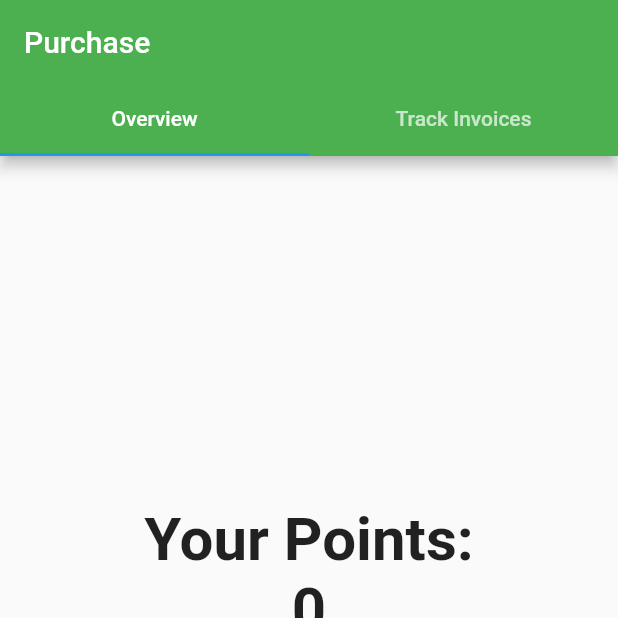
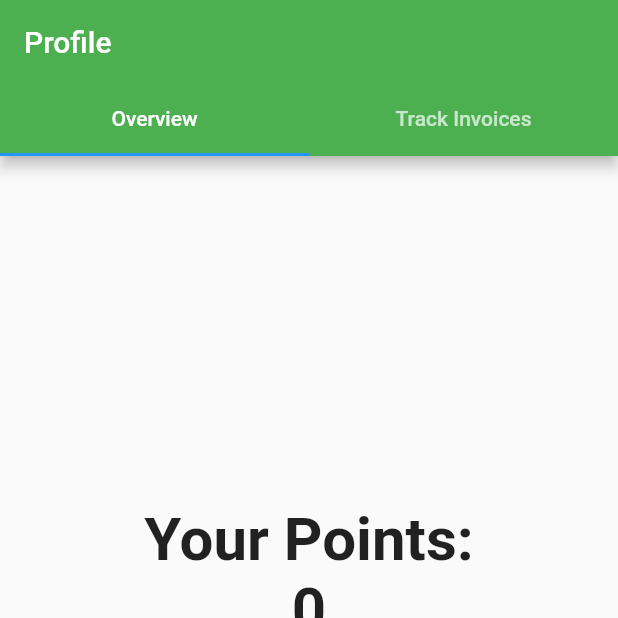
Before and after one commit to zancrash/Circulr, a Flutter app: the screen it shows once a user with an empty profile is signed in, item 4 of the bottom bar chosen, on a phone screen of 412 x 824 dp, the top half of it. Run offline on Flutter 3.47's test engine with Material 2 defaults, Android fonts, the phone set to English and light mode, and no system bars; drawn by our look-alikes of sliding_up_panel; our stand-ins replace cloud_firestore, firebase_auth, firebase_core, flutter_spinbox, google_maps_flutter, google_sign_in and 1 more; missing offline and left inert: flutter_stripe; accounts and stored records are empty; network calls fail.

Commit message:
fix profile screen appbar title

```diff
--- a/lib/screens/profile_screen.dart
+++ b/lib/screens/profile_screen.dart
@@ -29,7 +29,7 @@ class _ProfileScreenState extends State<ProfileScreen> {
           length: 2,
           child: Scaffold(
             appBar: AppBar(
-              title: Text('Purchase'),
+              title: Text('Profile'),
               backgroundColor: Colors.green,
               bottom: const TabBar(
                 tabs: <Widget>[
--- a/lib/screens/register_screen.dart
+++ b/lib/screens/register_screen.dart
@@ -52,7 +52,7 @@ class _RegisterScreenState extends State<RegisterScreen> {
                     await FirebaseFirestore.instance
                         .collection('users')
                         .doc(newUser?.uid)
-                        .set({'email': emailController.text});
+                        .set({'email': emailController.text, 'points': 0});
                     await FirebaseAuth.instance.signInWithEmailAndPassword(
                         email: emailController.text,
                         password: passwordController.text);
```
